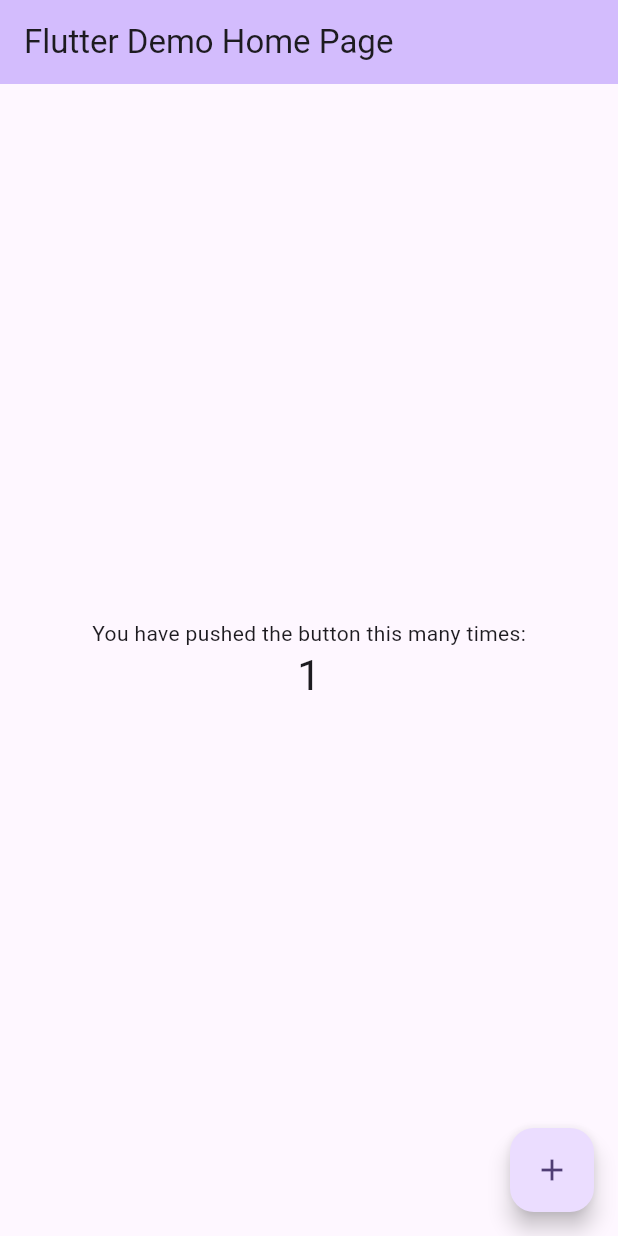
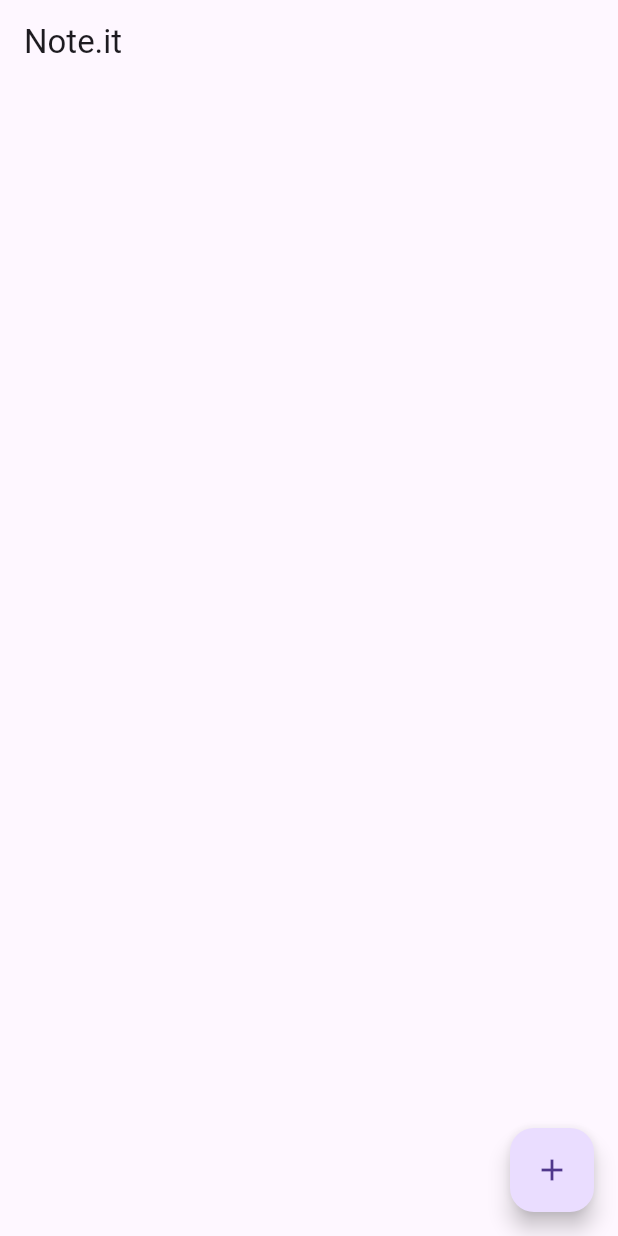
Before and after one commit to shashwat-naik/CRUD-Flutter, a Flutter app: the screen it shows after launch, after a tap on the "add" icon, on a phone screen of 412 x 824 dp. Run offline on Flutter 3.47's test engine with Material 3 defaults, Android fonts, the phone set to English and light mode, and no system bars; our stand-ins replace firebase_core; accounts and stored records are empty.

Commit message:
HomePage setup

```diff
--- a/lib/main.dart
+++ b/lib/main.dart
@@ -1,4 +1,5 @@
 import 'package:crud_masterclass/firebase_options.dart';
+import 'package:crud_masterclass/pages/home_page.dart';
 import 'package:flutter/material.dart';
 import 'package:firebase_core/firebase_core.dart';
 
@@ -11,119 +12,11 @@ void main() async {
 class MyApp extends StatelessWidget {
   const MyApp({super.key});
 
-  // This widget is the root of your application.
   @override
   Widget build(BuildContext context) {
     return MaterialApp(
-      title: 'CRUD Practice',
-      theme: ThemeData(
-        // This is the theme of your application.
-        //
-        // TRY THIS: Try running your application with "flutter run". You'll see
-        // the application has a purple toolbar. Then, without quitting the app,
-        // try changing the seedColor in the colorScheme below to Colors.green
-        // and then invoke "hot reload" (save your changes or press the "hot
-        // reload" button in a Flutter-supported IDE, or press "r" if you used
-        // the command line to start the app).
-        //
-        // Notice that the counter didn't reset back to zero; the application
-        // state is not lost during the reload. To reset the state, use hot
-        // restart instead.
-        //
-        // This works for code too, not just values: Most code changes can be
-        // tested with just a hot reload.
-        colorScheme: ColorScheme.fromSeed(seedColor: Colors.deepPurple),
-        useMaterial3: true,
-      ),
-      home: const MyHomePage(title: 'Flutter Demo Home Page'),
+      debugShowCheckedModeBanner: false,
+      home: HomePage(),
     );
   }
 }
-
-class MyHomePage extends StatefulWidget {
-  const MyHomePage({super.key, required this.title});
-
-  // This widget is the home page of your application. It is stateful, meaning
-  // that it has a State object (defined below) that contains fields that affect
-  // how it looks.
-
-  // This class is the configuration for the state. It holds the values (in this
-  // case the title) provided by the parent (in this case the App widget) and
-  // used by the build method of the State. Fields in a Widget subclass are
-  // always marked "final".
-
-  final String title;
-
-  @override
-  State<MyHomePage> createState() => _MyHomePageState();
-}
-
-class _MyHomePageState extends State<MyHomePage> {
-  int _counter = 0;
-
-  void _incrementCounter() {
-    setState(() {
-      // This call to setState tells the Flutter framework that something has
-      // changed in this State, which causes it to rerun the build method below
-      // so that the display can reflect the updated values. If we changed
-      // _counter without calling setState(), then the build method would not be
-      // called again, and so nothing would appear to happen.
-      _counter++;
-    });
-  }
-
-  @override
-  Widget build(BuildContext context) {
-    // This method is rerun every time setState is called, for instance as done
-    // by the _incrementCounter method above.
-    //
-    // The Flutter framework has been optimized to make rerunning build methods
-    // fast, so that you can just rebuild anything that needs updating rather
-    // than having to individually change instances of widgets.
-    return Scaffold(
-      appBar: AppBar(
-        // TRY THIS: Try changing the color here to a specific color (to
-        // Colors.amber, perhaps?) and trigger a hot reload to see the AppBar
-        // change color while the other colors stay the same.
-        backgroundColor: Theme.of(context).colorScheme.inversePrimary,
-        // Here we take the value from the MyHomePage object that was created by
-        // the App.build method, and use it to set our appbar title.
-        title: Text(widget.title),
-      ),
-      body: Center(
-        // Center is a layout widget. It takes a single child and positions it
-        // in the middle of the parent.
-        child: Column(
-          // Column is also a layout widget. It takes a list of children and
-          // arranges them vertically. By default, it sizes itself to fit its
-          // children horizontally, and tries to be as tall as its parent.
-          //
-          // Column has various properties to control how it sizes itself and
-          // how it positions its children. Here we use mainAxisAlignment to
-          // center the children vertically; the main axis here is the vertical
-          // axis because Columns are vertical (the cross axis would be
-          // horizontal).
-          //
-          // TRY THIS: Invoke "debug painting" (choose the "Toggle Debug Paint"
-          // action in the IDE, or press "p" in the console), to see the
-          // wireframe for each widget.
-          mainAxisAlignment: MainAxisAlignment.center,
-          children: <Widget>[
-            const Text(
-              'You have pushed the button this many times:',
-            ),
-            Text(
-              '$_counter',
-              style: Theme.of(context).textTheme.headlineMedium,
-            ),
-          ],
-        ),
-      ),
-      floatingActionButton: FloatingActionButton(
-        onPressed: _incrementCounter,
-        tooltip: 'Increment',
-        child: const Icon(Icons.add),
-      ), // This trailing comma makes auto-formatting nicer for build methods.
-    );
-  }
-}
--- /dev/null
+++ b/lib/pages/home_page.dart
@@ -0,0 +1,18 @@
+import 'package:flutter/material.dart';
+
+class HomePage extends StatelessWidget {
+  const HomePage({super.key});
+
+  @override
+  Widget build(BuildContext context) {
+    return Scaffold(
+      appBar: AppBar(
+        title: Text("Note.it"),
+      ),
+      floatingActionButton: FloatingActionButton(
+        onPressed: () {},
+        child: Icon(Icons.add),
+      ),
+    );
+  }
+}
--- /dev/null
+++ b/lib/services/filestore.dart
@@ -0,0 +1,13 @@
+class FirestoreServices{
+
+  // Collection of notes
+
+  // Create
+
+  // Read
+
+  // Update
+
+  // Delete
+
+}
--- a/pubspec.yaml
+++ b/pubspec.yaml
@@ -35,6 +35,7 @@ dependencies:
   # Use with the CupertinoIcons class for iOS style icons.
   cupertino_icons: ^1.0.8
   firebase_core: ^3.10.1
+  cloud_firestore: ^5.6.2
 
 dev_dependencies:
   flutter_test:
```
Also changed, not shown: pubspec.lock, 3 other files.
